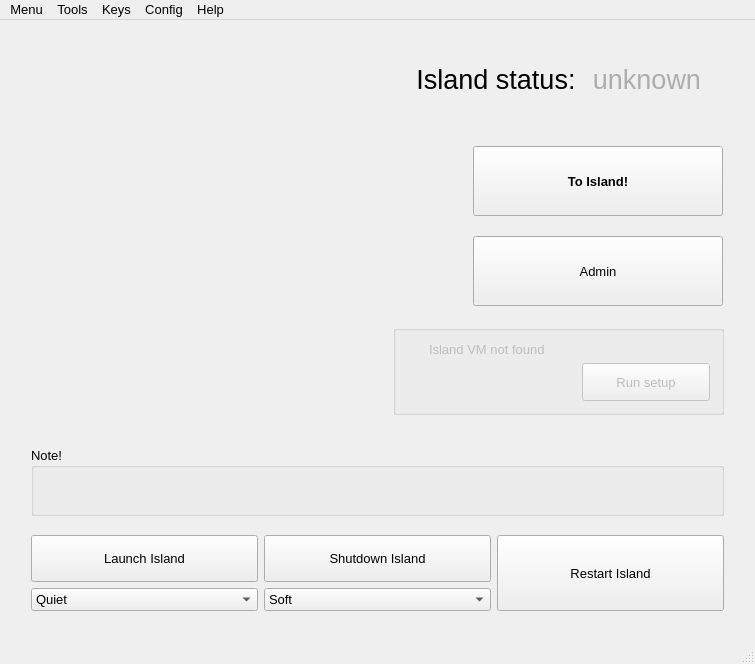
Qt form island-manager/views/main_form/main_form.ui (viocost/islands) before a commit.
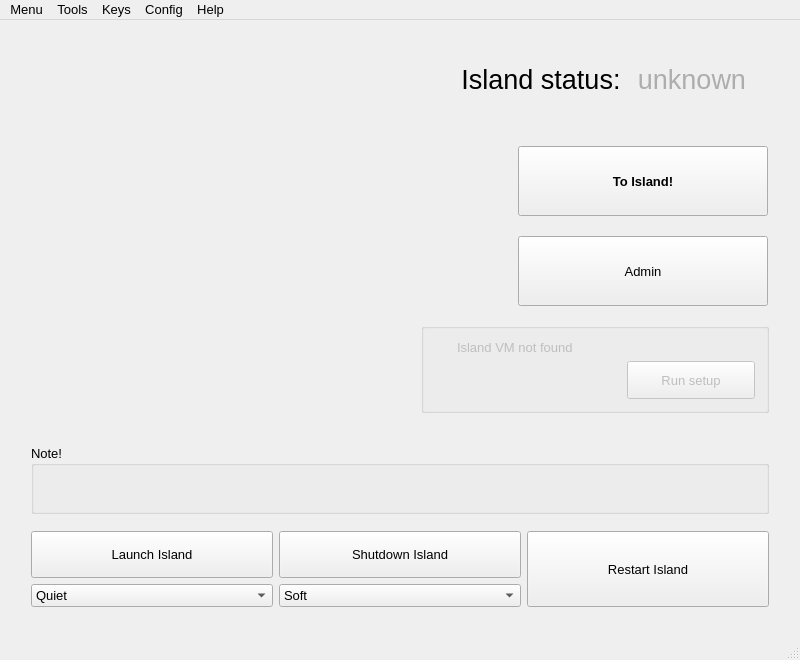
The same form after that commit. Icons and pictures are not drawn.

Commit message: Windows tested and debugged

What changed in the file:
```diff
--- a/island-manager/views/main_form/main_form.ui
+++ b/island-manager/views/main_form/main_form.ui
@@ -6,13 +6,13 @@
    <rect>
     <x>0</x>
     <y>0</y>
-    <width>755</width>
-    <height>664</height>
+    <width>800</width>
+    <height>660</height>
    </rect>
   </property>
   <property name="minimumSize">
    <size>
-    <width>640</width>
+    <width>800</width>
     <height>660</height>
    </size>
   </property>
@@ -778,8 +778,8 @@
     <rect>
      <x>0</x>
      <y>0</y>
-     <width>755</width>
-     <height>22</height>
+     <width>800</width>
+     <height>21</height>
     </rect>
    </property>
    <widget class="QMenu" name="menuOptions">
```
The commit also changes 6 other files.
